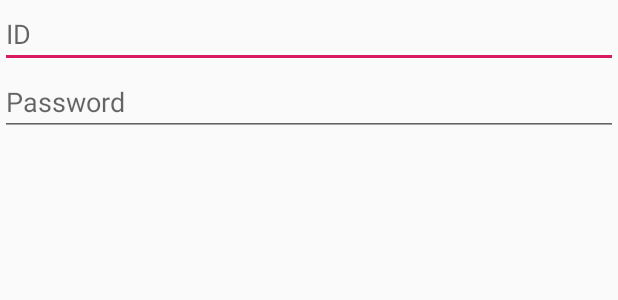
After one commit to yeonyang9421/CoffeeApp, an Android app: the layout dialog_login.xml on its own in the app's theme, with its tools: preview values and no code run, on a phone screen of 412 x 824 dp. The commit adds this screen. Shown: the top 300 px of the screen. Run offline under Robolectric (Android 15) with nearby library versions, the phone set to English and light mode, and no system bars.

Commit message:
11일차 메모앱 AlertDialog 까지 - 리스트뷰 온클릭시 내용 수정으로 들어가지지가 않음 사용자 다이얼로그에서 텍스트가 토스트에 뿌려지지 않음

```diff
--- /dev/null
+++ b/app/src/main/res/drawable/ic_create.xml
@@ -0,0 +1,5 @@
+<vector android:height="24dp" android:tint="#FFFFFF"
+    android:viewportHeight="24.0" android:viewportWidth="24.0"
+    android:width="24dp" xmlns:android="http://schemas.android.com/apk/res/android">
+    <path android:fillColor="#FF000000" android:pathData="M3,17.25V21h3.75L17.81,9.94l-3.75,-3.75L3,17.25zM20.71,7.04c0.39,-0.39 0.39,-1.02 0,-1.41l-2.34,-2.34c-0.39,-0.39 -1.02,-0.39 -1.41,0l-1.83,1.83 3.75,3.75 1.83,-1.83z"/>
+</vector>
--- /dev/null
+++ b/app/src/main/res/drawable/ic_edit.xml
@@ -0,0 +1,5 @@
+<vector android:height="24dp" android:tint="#FFFFFF"
+    android:viewportHeight="24.0" android:viewportWidth="24.0"
+    android:width="24dp" xmlns:android="http://schemas.android.com/apk/res/android">
+    <path android:fillColor="#FF000000" android:pathData="M3,17.25V21h3.75L17.81,9.94l-3.75,-3.75L3,17.25zM20.71,7.04c0.39,-0.39 0.39,-1.02 0,-1.41l-2.34,-2.34c-0.39,-0.39 -1.02,-0.39 -1.41,0l-1.83,1.83 3.75,3.75 1.83,-1.83z"/>
+</vector>
--- a/app/src/main/res/layout/activity_memo.xml
+++ b/app/src/main/res/layout/activity_memo.xml
@@ -28,6 +28,6 @@
         android:layout_height="wrap_content"
         android:layout_gravity="bottom|end"
         android:layout_margin="@dimen/fab_margin"
-        app:srcCompat="@android:drawable/ic_dialog_email" />
+        app:srcCompat="@drawable/ic_create" />
 
 </android.support.design.widget.CoordinatorLayout>
--- /dev/null
+++ b/app/src/main/res/layout/dialog_login.xml
@@ -0,0 +1,21 @@
+<?xml version="1.0" encoding="utf-8"?>
+<LinearLayout xmlns:android="http://schemas.android.com/apk/res/android"
+    android:layout_width="match_parent"
+    android:layout_height="match_parent"
+    android:orientation="vertical">
+
+
+    <EditText
+        android:id="@+id/id_edit"
+        android:layout_width="match_parent"
+        android:layout_height="wrap_content"
+        android:hint="ID" />
+
+    <EditText
+        android:id="@+id/password_edit"
+        android:layout_width="match_parent"
+        android:layout_height="wrap_content"
+        android:hint="Password"
+        android:inputType="textPassword" />
+
+</LinearLayout>
--- a/app/src/main/res/menu/memu_context.xml
+++ b/app/src/main/res/menu/memu_context.xml
@@ -5,4 +5,7 @@
     <item
         android:id="@+id/action_delete"
         android:title="삭제" />
+    <item
+        android:id="@+id/action_custom_dialog"
+        android:title="사용자 다이얼로그" />
 </menu>
```
Also changed, not shown: app/src/main/java/kr/co/woobi/imyeon/coffeeapp/MemoActivity.java (+40 -10 lines).
